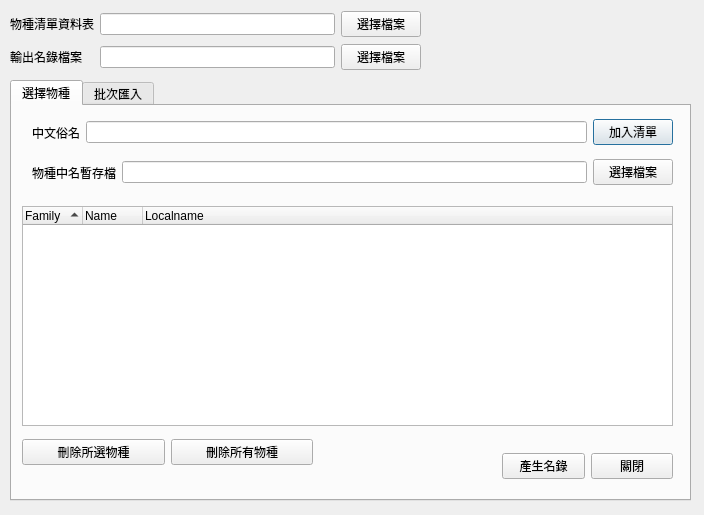
Above: src/qt-gui/ui/namegen.ui from TaiBON/checklister before the change. Below: the same form after it.
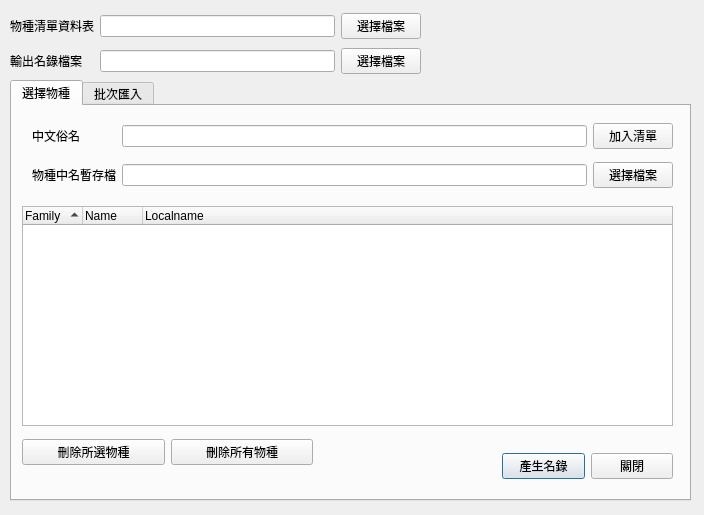
That is the form after the change.

Commit message: Because the default qt on windows is QT 5.x，I decide to migrate to pyqt5 (note: QtGUI -> QWidget; QFileDialog.getOpenFilename() will return  tuple)

```diff
--- a/src/qt-gui/ui/namegen.ui
+++ b/src/qt-gui/ui/namegen.ui
@@ -84,35 +84,6 @@
       </property>
      </column>
     </widget>
-    <widget class="QWidget" name="horizontalLayoutWidget_3">
-     <property name="geometry">
-      <rect>
-       <x>20</x>
-       <y>10</y>
-       <width>641</width>
-       <height>33</height>
-      </rect>
-     </property>
-     <layout class="QHBoxLayout" name="horizontalLayout_3">
-      <item>
-       <widget class="QLabel" name="label_5">
-        <property name="text">
-         <string>中文俗名</string>
-        </property>
-       </widget>
-      </item>
-      <item>
-       <widget class="QLineEdit" name="lineSpecies"/>
-      </item>
-      <item>
-       <widget class="QPushButton" name="butAddToTree">
-        <property name="text">
-         <string>加入清單</string>
-        </property>
-       </widget>
-      </item>
-     </layout>
-    </widget>
     <widget class="QWidget" name="horizontalLayoutWidget_4">
      <property name="geometry">
       <rect>
@@ -169,23 +140,40 @@
      <property name="geometry">
       <rect>
        <x>20</x>
-       <y>50</y>
+       <y>10</y>
        <width>641</width>
-       <height>33</height>
+       <height>80</height>
       </rect>
      </property>
-     <layout class="QHBoxLayout" name="horizontalLayout_6">
-      <item>
+     <layout class="QGridLayout" name="gridLayout">
+      <item row="0" column="2">
+       <widget class="QPushButton" name="butAddToTree">
+        <property name="text">
+         <string>加入清單</string>
+        </property>
+       </widget>
+      </item>
+      <item row="0" column="0">
+       <widget class="QLabel" name="label_5">
+        <property name="text">
+         <string>中文俗名</string>
+        </property>
+       </widget>
+      </item>
+      <item row="0" column="1">
+       <widget class="QLineEdit" name="lineSpecies"/>
+      </item>
+      <item row="1" column="0">
        <widget class="QLabel" name="label_6">
         <property name="text">
          <string>物種中名暫存檔</string>
         </property>
        </widget>
       </item>
-      <item>
+      <item row="1" column="1">
        <widget class="QLineEdit" name="lineTempFile"/>
       </item>
-      <item>
+      <item row="1" column="2">
        <widget class="QPushButton" name="butSelectTempFile">
         <property name="text">
          <string>選擇檔案</string>
@@ -262,7 +250,7 @@
      <x>10</x>
      <y>10</y>
      <width>411</width>
-     <height>61</height>
+     <height>68</height>
     </rect>
    </property>
    <layout class="QGridLayout" name="gridLayout_2">
```
Left out of the diff: 2 changed lines with no effect on the pictures. The commit also changes 4 other files.
